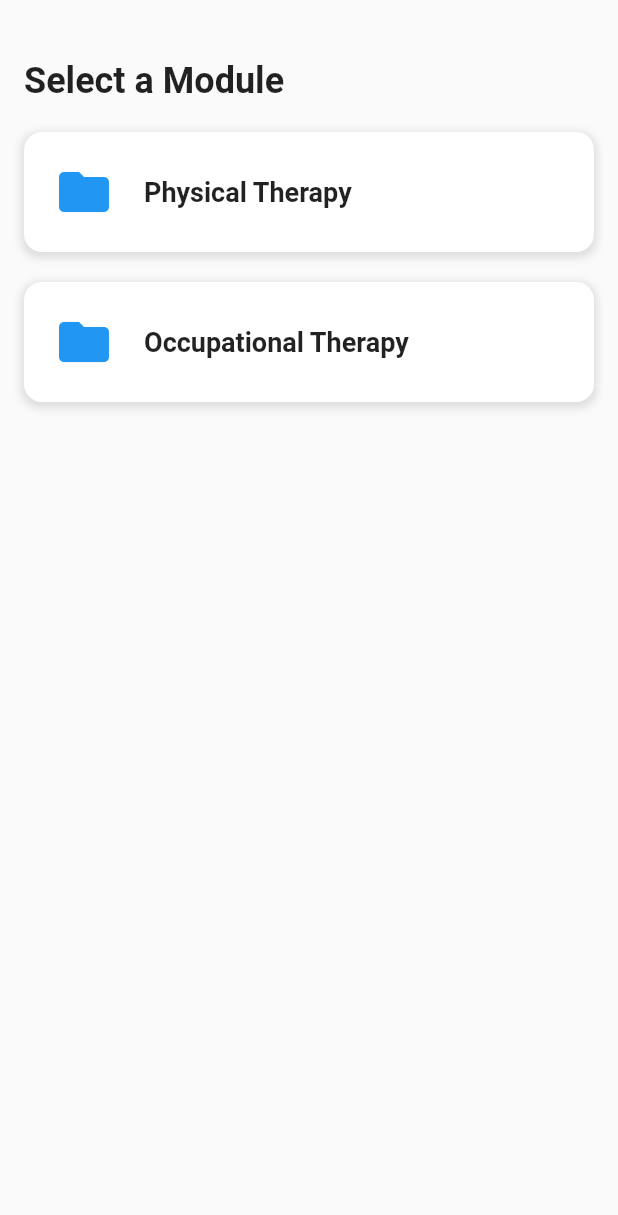
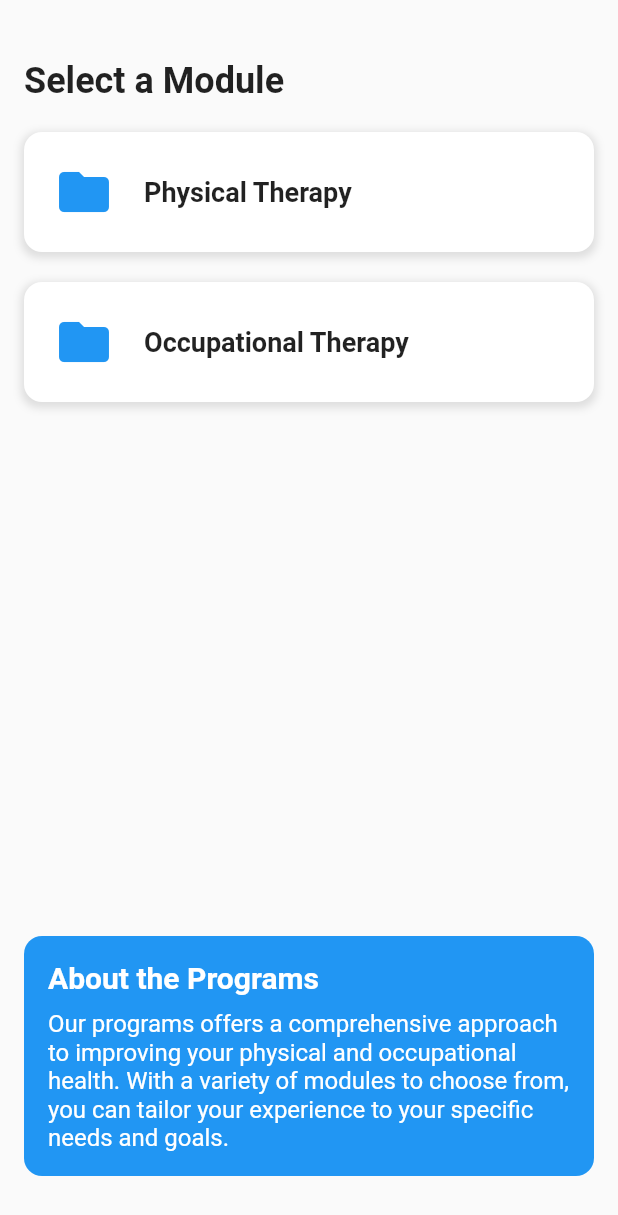
Before and after one commit to oyokadaniel/TeleRehab, a Flutter app: the ProgramPage screen opened directly, on a phone screen of 412 x 824 dp. Shown: the top 1215 px of the screen. Run offline on Flutter 3.47's test engine with Material 2 defaults, Android fonts, the phone set to English and light mode, and no system bars.

Commit message:
added description

```diff
--- a/lib/screens/program_screen.dart
+++ b/lib/screens/program_screen.dart
@@ -73,6 +73,35 @@ class ProgramPage extends StatelessWidget {
                 },
               ),
             ),
+            SizedBox(height: 20.0),
+            Container(
+              padding: EdgeInsets.all(16.0),
+              decoration: BoxDecoration(
+                color: Colors.blue,
+                borderRadius: BorderRadius.circular(12.0),
+              ),
+              child: Column(
+                crossAxisAlignment: CrossAxisAlignment.stretch,
+                children: [
+                  Text(
+                    "About the Programs",
+                    style: TextStyle(
+                      fontSize: 20.0,
+                      fontWeight: FontWeight.bold,
+                      color: Colors.white,
+                    ),
+                  ),
+                  SizedBox(height: 10.0),
+                  Text(
+                    "Our programs offers a comprehensive approach to improving your physical and occupational health. With a variety of modules to choose from, you can tailor your experience to your specific needs and goals.",
+                    style: TextStyle(
+                      fontSize: 16.0,
+                      color: Colors.white,
+                    ),
+                  ),
+                ],
+              ),
+            ),
           ],
         ),
       ),
```
